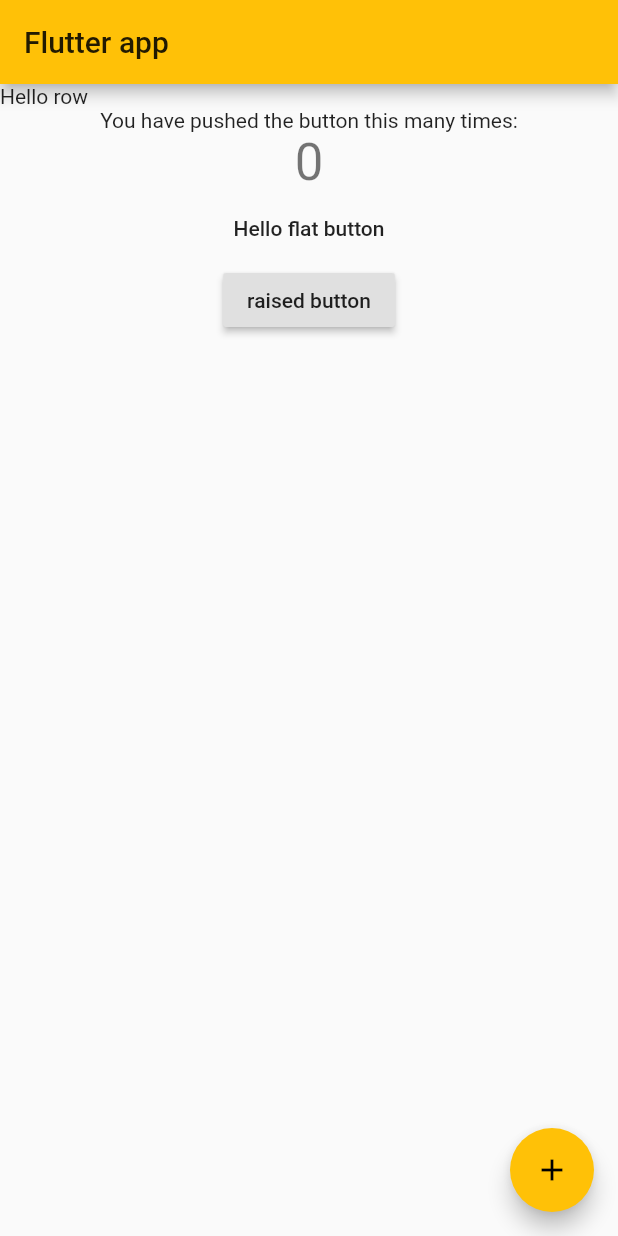
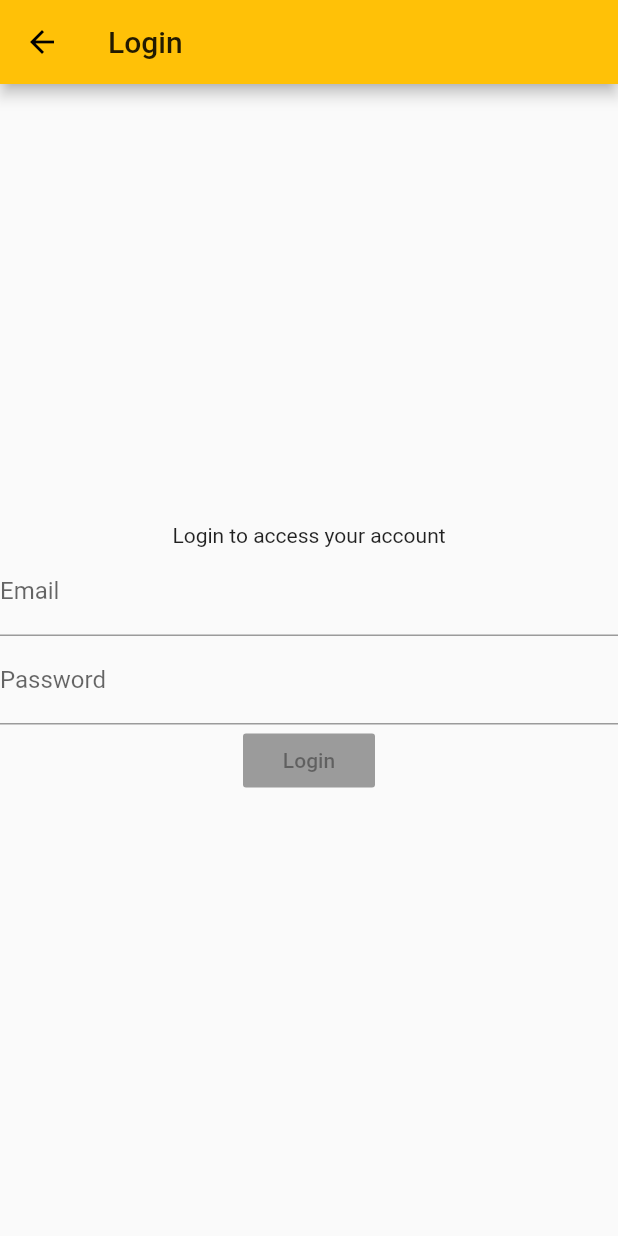
Before and after one commit to Mashalmalik24/Childsecuritysystem, a Flutter app: the screen it shows after launch, after a tap on "Hello flat button", on a phone screen of 412 x 824 dp. Run offline on Flutter 3.47's test engine with Material 2 defaults, Android fonts, the phone set to English and light mode, and no system bars.

Commit message:
Login screen created.

```diff
--- /dev/null
+++ b/lib/LoginScreen.dart
@@ -0,0 +1,38 @@
+import 'package:flutter/cupertino.dart';
+import 'package:flutter/material.dart';
+
+class LoginScreen extends StatefulWidget {
+  @override
+  _LoginScreenState createState() => _LoginScreenState();
+}
+
+class _LoginScreenState extends State<LoginScreen> {
+  @override
+  Widget build(BuildContext context) {
+    // return Container();
+    return Scaffold(
+      appBar: AppBar(
+        title: Text('Login'),
+      ),
+      body: Center(
+        child: Column(
+          mainAxisAlignment: MainAxisAlignment.center,
+          children: <Widget>[
+            Text('Login to access your account'),
+            TextField(
+              decoration: InputDecoration(labelText: 'Email '),
+            ),
+            TextField(
+              decoration: InputDecoration(labelText: 'Password '),
+            ),
+            RaisedButton(
+                onPressed: null,
+                child: Text("Login"),
+                color: Colors.black),
+
+          ],
+        ),
+      ),
+    );
+  }
+}
--- a/lib/main.dart
+++ b/lib/main.dart
@@ -1,6 +1,7 @@
 import 'package:flutter/material.dart';
 
 import 'package:flutter/material.dart';
+import 'package:flutter_app/LoginScreen.dart';
 
 void main() {
   runApp(MyApp());
@@ -53,7 +54,9 @@ class MyHomePage extends StatefulWidget {
 
 class _MyHomePageState extends State<MyHomePage> {
   int _counter = 0;
-
+  bool activeFlatButtonColor = true;
+  bool activeRaisedButtonColor = true;
+bool activeFlatButtonName1 = true;
   void _incrementCounter() {
     setState(() {
       // This call to setState tells the Flutter framework that something has
@@ -65,14 +68,23 @@ class _MyHomePageState extends State<MyHomePage> {
     });
   }
 
-  void testFunction() {
-    // click working
+  void changeFlatButtonColor() {
+    setState(() {
+      activeFlatButtonColor = !activeFlatButtonColor;
+    });
+    Navigator.push(context, MaterialPageRoute(builder: (context) => LoginScreen()));
   }
 
-  void raisedFunc() {
-    //On clicking raised button
+  void changeRaisedButtonColor() {
+    setState(() {
+      activeRaisedButtonColor = !activeRaisedButtonColor;
+    });
   }
-
+void changeFlatButtonName1(){
+    setState(() {
+      activeFlatButtonName1 = !activeFlatButtonName1;
+    });
+}
   @override
   Widget build(BuildContext context) {
     // This method is rerun every time setState is called, for instance as done
@@ -117,8 +129,22 @@ class _MyHomePageState extends State<MyHomePage> {
               '$_counter',
               style: Theme.of(context).textTheme.headline4,
             ),
-            FlatButton(onPressed: testFunction, child: Text('Hello flat button')),
-            RaisedButton(onPressed: raisedFunc, child: Text('raised button'))
+            FlatButton(
+                onPressed: changeFlatButtonColor,
+                child: Text('Hello flat button'),
+                color: activeFlatButtonColor ? Colors.lightBlue : Colors.deepPurple),
+            RaisedButton(
+              onPressed: changeRaisedButtonColor,
+              child: Text('raised button'),
+              color: activeRaisedButtonColor ? Colors.green : Colors.red,
+            ),
+           Text(
+             "Mashal Malik",
+             style: TextStyle(color: activeFlatButtonName1 ?  Colors.green : Colors.amber)),
+      FlatButton(onPressed: changeFlatButtonName1, child: Text ('Press')
+
+           ),
+
           ],
         ),
       ),
```
